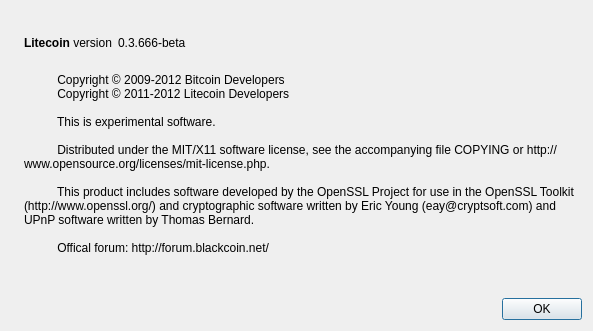
The window that src/qt/forms/aboutdialog.ui (Blackcoin/blackcoin) describes before a commit, drawn with Qt 5.
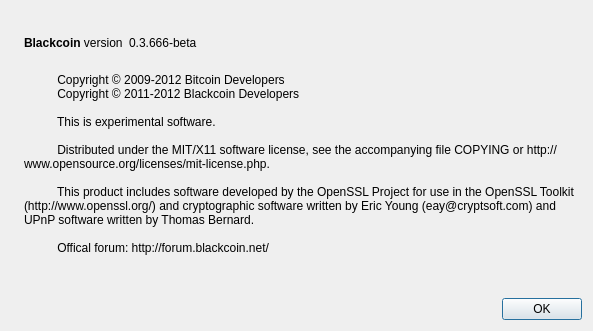
The same window after the commit. Icons and pictures are not drawn.

What changed in the file:
```diff
--- a/src/qt/forms/aboutdialog.ui
+++ b/src/qt/forms/aboutdialog.ui
@@ -50,7 +50,7 @@
           <cursorShape>IBeamCursor</cursorShape>
          </property>
          <property name="text">
-          <string>&lt;b&gt;Litecoin&lt;/b&gt; version</string>
+          <string>&lt;b&gt;Blackcoin&lt;/b&gt; version</string>
          </property>
          <property name="textInteractionFlags">
           <set>Qt::LinksAccessibleByMouse|Qt::TextSelectableByKeyboard|Qt::TextSelectableByMouse</set>
@@ -96,7 +96,7 @@
        <property name="text">
         <string>
           Copyright © 2009-2012 Bitcoin Developers
-          Copyright © 2011-2012 Litecoin Developers
+          Copyright © 2011-2012 Blackcoin Developers
 
           This is experimental software.
 
```
Left out of the diff: 2 changed lines with no effect on the pictures.
